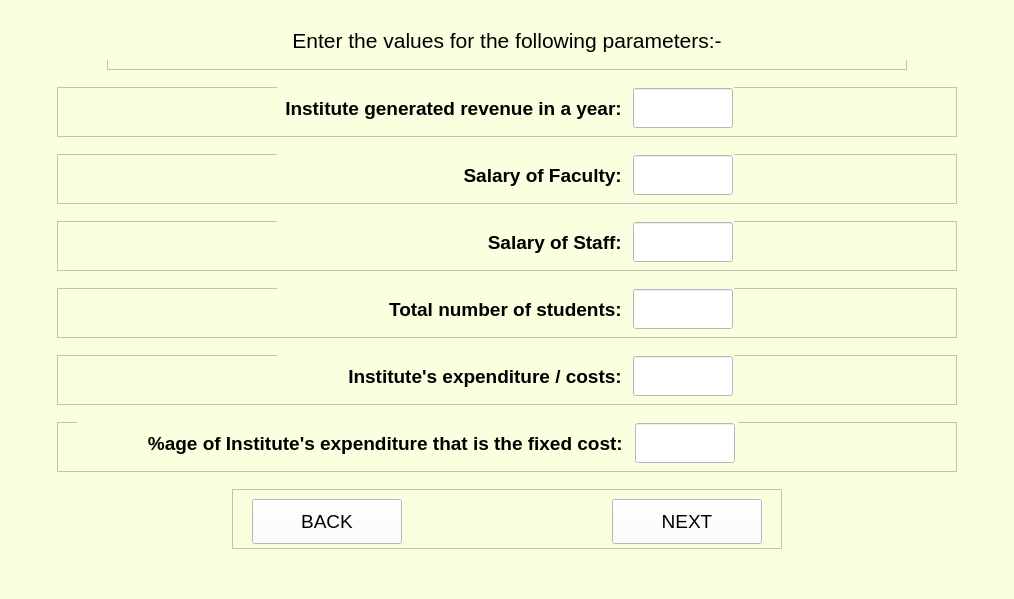
Qt form ui_files/finance_module/finance_inputs_screen.ui (Ris-code/institutional_benchmarking_model) before a commit.
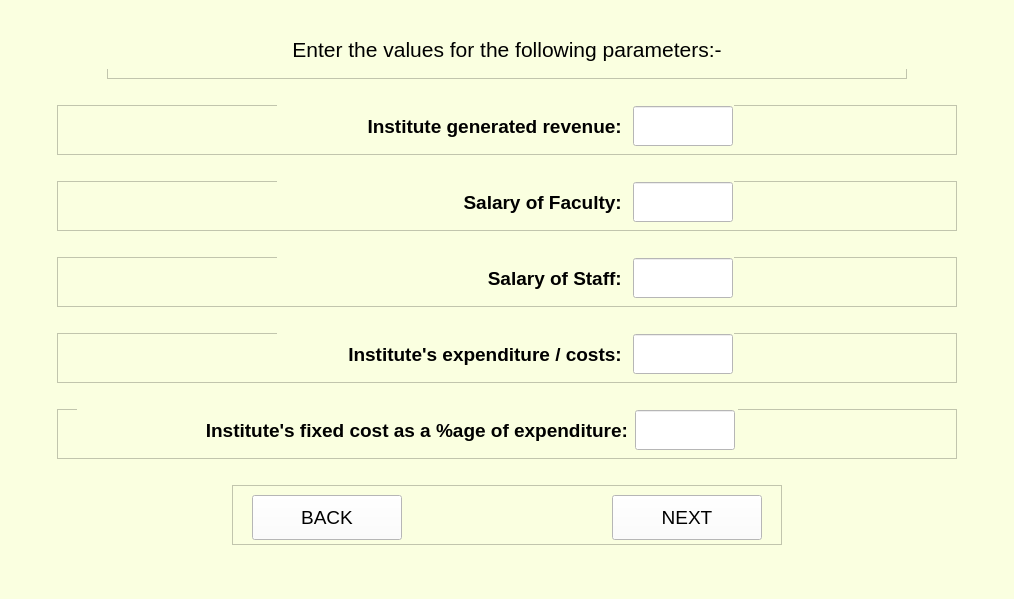
The same form after that commit.

Commit message: Modified Finance Module and GUI - Fixed year change - Years in sorted order in data.json - Updated gitignore for data.json

What changed in the file:
```diff
--- a/ui_files/finance_module/finance_inputs_screen.ui
+++ b/ui_files/finance_module/finance_inputs_screen.ui
@@ -161,7 +161,7 @@
            <string notr="true"/>
           </property>
           <property name="text">
-           <string>Institute generated revenue in a year: </string>
+           <string>Institute generated revenue: </string>
           </property>
           <property name="alignment">
            <set>Qt::AlignRight|Qt::AlignTrailing|Qt::AlignVCenter</set>
@@ -449,123 +449,6 @@
       </widget>
      </widget>
     </item>
-    <item alignment="Qt::AlignHCenter">
-     <widget class="QFrame" name="frame_4">
-      <property name="minimumSize">
-       <size>
-        <width>900</width>
-        <height>50</height>
-       </size>
-      </property>
-      <property name="maximumSize">
-       <size>
-        <width>900</width>
-        <height>50</height>
-       </size>
-      </property>
-      <property name="frameShape">
-       <enum>QFrame::StyledPanel</enum>
-      </property>
-      <property name="frameShadow">
-       <enum>QFrame::Raised</enum>
-      </property>
-      <widget class="QWidget" name="layoutWidget_4">
-       <property name="geometry">
-        <rect>
-         <x>220</x>
-         <y>0</y>
-         <width>457</width>
-         <height>42</height>
-        </rect>
-       </property>
-       <layout class="QGridLayout" name="gridLayout_7">
-        <item row="0" column="1">
-         <widget class="QLineEdit" name="N">
-          <property name="sizePolicy">
-           <sizepolicy hsizetype="Preferred" vsizetype="Preferred">
-            <horstretch>0</horstretch>
-            <verstretch>0</verstretch>
-           </sizepolicy>
-          </property>
-          <property name="minimumSize">
-           <size>
-            <width>100</width>
-            <height>40</height>
-           </size>
-          </property>
-          <property name="maximumSize">
-           <size>
-            <width>100</width>
-            <height>40</height>
-           </size>
-          </property>
-          <property name="font">
-           <font>
-            <family>Arial</family>
-            <pointsize>12</pointsize>
-            <weight>50</weight>
-            <italic>false</italic>
-            <bold>false</bold>
-           </font>
-          </property>
-          <property name="styleSheet">
-           <string notr="true">background-color: rgb(255, 255, 255);</string>
-          </property>
-          <property name="text">
-           <string/>
-          </property>
-          <property name="alignment">
-           <set>Qt::AlignLeading|Qt::AlignLeft|Qt::AlignVCenter</set>
-          </property>
-         </widget>
-        </item>
-        <item row="0" column="0">
-         <widget class="QLabel" name="label_N">
-          <property name="sizePolicy">
-           <sizepolicy hsizetype="Preferred" vsizetype="Preferred">
-            <horstretch>0</horstretch>
-            <verstretch>0</verstretch>
-           </sizepolicy>
-          </property>
-          <property name="minimumSize">
-           <size>
-            <width>350</width>
-            <height>40</height>
-           </size>
-          </property>
-          <property name="maximumSize">
-           <size>
-            <width>350</width>
-            <height>40</height>
-           </size>
-          </property>
-          <property name="font">
-           <font>
-            <family>Arial</family>
-            <pointsize>14</pointsize>
-            <weight>75</weight>
-            <italic>false</italic>
-            <bold>true</bold>
-           </font>
-          </property>
-          <property name="styleSheet">
-           <string notr="true"/>
-          </property>
-          <property name="text">
-           <string>Total number of students: </string>
-          </property>
-          <property name="alignment">
-           <set>Qt::AlignRight|Qt::AlignTrailing|Qt::AlignVCenter</set>
-          </property>
-          <property name="wordWrap">
-           <bool>false</bool>
-          </property>
-         </widget>
-        </item>
-       </layout>
-      </widget>
-     </widget>
-    </item>
     <item alignment="Qt::AlignHCenter">
      <widget class="QFrame" name="frame">
       <property name="minimumSize">
@@ -746,7 +629,7 @@
            <string notr="true"/>
           </property>
           <property name="text">
-           <string>%age of Institute's expenditure that is the fixed cost: </string>
+           <string>Institute's fixed cost as a %age of expenditure:</string>
           </property>
           <property name="alignment">
            <set>Qt::AlignRight|Qt::AlignTrailing|Qt::AlignVCenter</set>
```
The commit also changes 6 other files.
